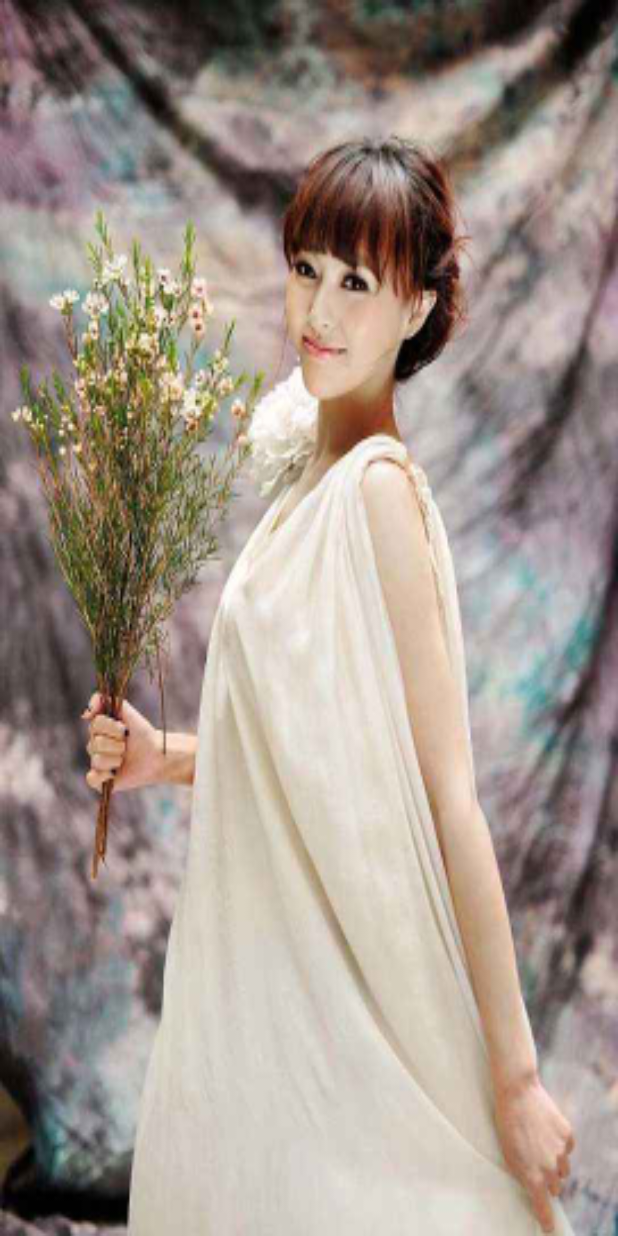
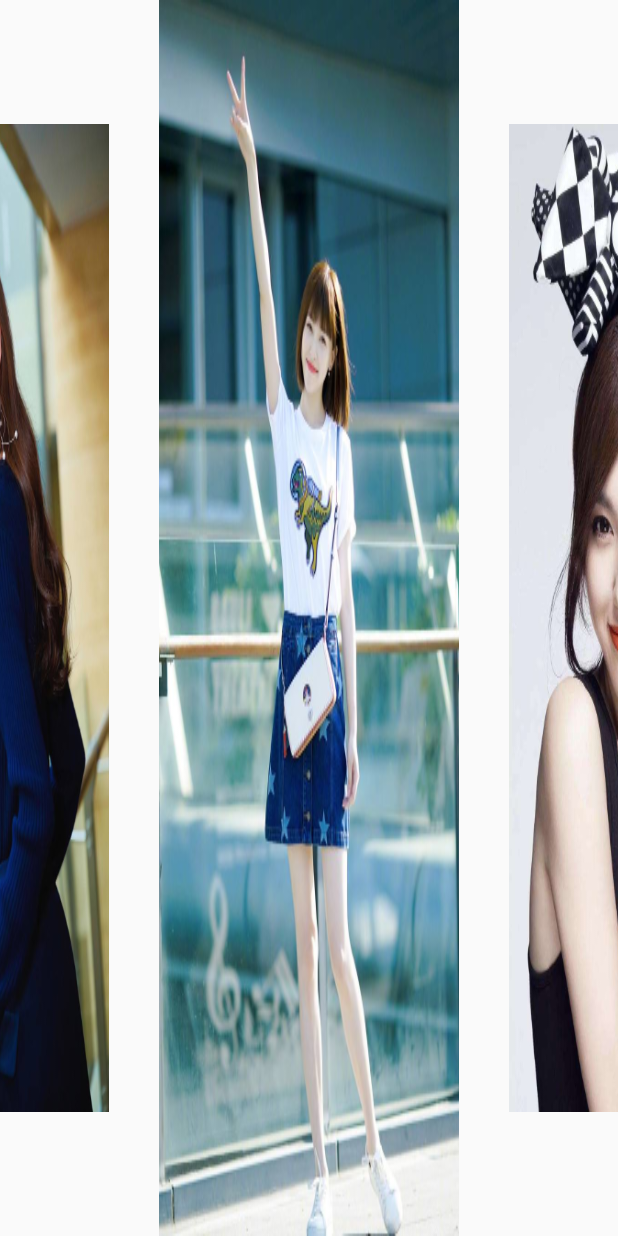
Before and after one commit to Blowing/ScanAll, an Android app: the TestActivity screen opened directly, with no data from a screen before it, on a phone screen of 412 x 824 dp. Run offline under Robolectric (Android 15) with nearby library versions, the phone set to English and light mode, and no system bars.

```diff
--- a/app/build.gradle
+++ b/app/build.gradle
@@ -40,4 +40,5 @@ dependencies {
     implementation project(':lib_carmer')
     //    implementation project(':lib_baidu')
     implementation 'com.android.support:design:28.0.0'
+    implementation 'com.github.bumptech.glide:glide:4.8.0'
 }
--- a/app/src/main/java/com/wujie/scanall/TestActivity.kt
+++ b/app/src/main/java/com/wujie/scanall/TestActivity.kt
@@ -1,7 +1,5 @@
 package com.wujie.scanall
 
-import android.animation.AnimatorSet
-import android.animation.ObjectAnimator
 import android.content.Context
 import android.os.Bundle
 import android.support.v4.view.PagerAdapter
@@ -9,11 +7,13 @@ import android.support.v4.view.ViewPager
 import android.support.v7.app.AppCompatActivity
 import android.view.View
 import android.view.ViewGroup
-import android.widget.AdapterView
 import android.widget.BaseAdapter
 import android.widget.Gallery
 import android.widget.ImageView
+import android.widget.RelativeLayout
 import com.wujie.scanall.view.ZoomPageTransformer
+
+
 
 
 class TestActivity : AppCompatActivity(), View.OnClickListener {
@@ -28,54 +28,60 @@ class TestActivity : AppCompatActivity(), View.OnClickListener {
         super.onCreate(savedInstanceState)
         setContentView(R.layout.activity_test)
         initViewPager()
+        mViewPager.currentItem = 2
 //        initView()
    }
 
-    private fun initView() {
-        gallery = findViewById(R.id.gallery)
-        mAdapter = ImageAdapter(this, imageIds)
-        gallery.adapter = mAdapter
-        var lastView: View? = null
+//    private fun initView() {
+//        gallery = findViewById(R.id.gallery)
+//        mAdapter = ImageAdapter(this, imageIds)
+//        gallery.adapter = mAdapter
+//        var lastView: View? = null
+//
+//        gallery.setCallbackDuringFling(false)//停止时返回位置
+//
+//
+//        gallery.onItemSelectedListener = object : AdapterView.OnItemSelectedListener {
+//            override fun onNothingSelected(parent: AdapterView<*>?) {
+//                TODO("not implemented") //To change body of created functions use File | Settings | File Templates.
+//            }
+//
+//            override fun onItemSelected(parent: AdapterView<*>?, view: View?, position: Int, id: Long) {
+//                if (lastPostion != position) {
+//                    view?.let {
+//                        val animator1 = ObjectAnimator.ofFloat(it, "scaleX", 0.8f, 1f)
+//                        val animator2 = ObjectAnimator.ofFloat(it, "scaleY", 0.8f, 1f)
+//                        val animatorSet = AnimatorSet()
+//                        animatorSet.play(animator1).with(animator2)
+//                        animatorSet.start()
+//                    }
+//                    lastView?.let {
+//                        val animator1 = ObjectAnimator.ofFloat(it, "scaleX", 1f, 0.8f)
+//                        val animator2 = ObjectAnimator.ofFloat(it, "scaleY", 1f, 0.8f)
+//                        val animatorSet = AnimatorSet()
+//                        animatorSet.play(animator1).with(animator2)
+//                        animatorSet.duration = 200
+//                        animatorSet.start()
+//                    }
+//                    lastView = view
+//                    lastPostion = position
+//                }
+//
+//            }
+//
+//        }
+//    }
 
-        gallery.setCallbackDuringFling(false)//停止时返回位置
-
-
-        gallery.onItemSelectedListener = object : AdapterView.OnItemSelectedListener {
-            override fun onNothingSelected(parent: AdapterView<*>?) {
-                TODO("not implemented") //To change body of created functions use File | Settings | File Templates.
-            }
-
-            override fun onItemSelected(parent: AdapterView<*>?, view: View?, position: Int, id: Long) {
-                if (lastPostion != position) {
-                    view?.let {
-                        val animator1 = ObjectAnimator.ofFloat(it, "scaleX", 0.8f, 1f)
-                        val animator2 = ObjectAnimator.ofFloat(it, "scaleY", 0.8f, 1f)
-                        val animatorSet = AnimatorSet()
-                        animatorSet.play(animator1).with(animator2)
-                        animatorSet.start()
-                    }
-                    lastView?.let {
-                        val animator1 = ObjectAnimator.ofFloat(it, "scaleX", 1f, 0.8f)
-                        val animator2 = ObjectAnimator.ofFloat(it, "scaleY", 1f, 0.8f)
-                        val animatorSet = AnimatorSet()
-                        animatorSet.play(animator1).with(animator2)
-                        animatorSet.duration = 200
-                        animatorSet.start()
-                    }
-                    lastView = view
-                    lastPostion = position
-                }
-
-            }
-
-        }
-    }
 
     private fun initViewPager() {
         mViewPager = findViewById(R.id.viewpager)
-        mViewPager.pageMargin = 40
+//        val layoutParams = mViewPager.layoutParams
+//        layoutParams.width = (mViewPager.context as Activity).windowManager.defaultDisplay.width / 21 * 10
+        mViewPager.pageMargin = 20
+        mViewPager.offscreenPageLimit = 3
         mViewPager.adapter = ViewPagerAdaper(this, imageIds)
         mViewPager.setPageTransformer(true, ZoomPageTransformer())
+        findViewById<RelativeLayout>(R.id.viewPager_layout).setOnTouchListener { _, event -> mViewPager.dispatchTouchEvent(event) }
     }
 
 
@@ -99,12 +105,17 @@ class TestActivity : AppCompatActivity(), View.OnClickListener {
         }
 
         override fun instantiateItem(container: ViewGroup, position: Int): Any {
-            var imageView = ImageView(mContext)
-            imageView.scaleType = ImageView.ScaleType.FIT_XY
+            val convertView = layoutInflater.inflate(R.layout.item_gallery, null)
+            val imageView = convertView.findViewById<ImageView>(R.id.picture_iv)
             imageView.setImageResource(imageIds[position])
-            container.addView(imageView)
-            return imageView
+            container.addView(convertView)
+            return convertView
         }
+
+//        override fun getPageWidth(position: Int): Float {
+//            return 0.8f
+//        }
+
     }
 
     inner class ImageAdapter(val mContext: Context, val images: Array<Int>) : BaseAdapter() {
--- a/app/src/main/java/com/wujie/scanall/bean/BaiduResult.kt
+++ b/app/src/main/java/com/wujie/scanall/model/bean/BaiduResult.kt
@@ -1,4 +1,4 @@
-package com.wujie.scanall.bean
+package com.wujie.scanall.model.bean
 
 /**
  * Created by wujie
--- a/app/src/main/java/com/wujie/scanall/bean/QcodeMessage.kt
+++ b/app/src/main/java/com/wujie/scanall/model/bean/QcodeMessage.kt
@@ -1,4 +1,4 @@
-package com.wujie.scanall.bean
+package com.wujie.scanall.model.bean
 
 /**
  * Created by wujie
--- a/app/src/main/java/com/wujie/scanall/result/ShowResutlActivity.kt
+++ b/app/src/main/java/com/wujie/scanall/result/ShowResutlActivity.kt
@@ -7,7 +7,7 @@ import android.support.v7.app.AppCompatActivity
 import android.util.Log
 import android.widget.TextView
 import com.wujie.scanall.R
-import com.wujie.scanall.bean.QrMessage
+import com.wujie.scanall.model.bean.QrMessage
 
 import com.wujie.scanall.lib_http.HttpUtil
 import com.wujie.scanall.lib_http.handler.HttpReponseHandler
--- a/app/src/main/java/com/wujie/scanall/view/ZoomPageTransformer.kt
+++ b/app/src/main/java/com/wujie/scanall/view/ZoomPageTransformer.kt
@@ -1,6 +1,7 @@
 package com.wujie.scanall.view
 
 import android.support.v4.view.ViewPager
+import android.util.Log
 import android.view.View
 
 /**
@@ -14,23 +15,37 @@ class ZoomPageTransformer: ViewPager.PageTransformer {
 
 
     override fun transformPage(p0: View, p1: Float) {
-        if (p1 <= 1) {
+        Log.i("wuwu", p0.toString() + p1)
 
-            val scaleFactor = MIN_SCALE + (1 - Math.abs(p1)) * (MAX_SCALE - MIN_SCALE)
+        var p = p1
+        if (p1 < -1) {
+            p = -1f
+        }
+        if (p1 > 1f) {
+            p = 1f
+        }
 
-            p0.scaleX = scaleFactor
+        val scale = MIN_SCALE  + (1 - Math.abs(p)) * (MAX_SCALE - MIN_SCALE)
+        p0.scaleX = scale
+        p0.scaleY = scale
 
-            if (p1 > 0) {
-                p0.translationX = -scaleFactor * 2
-            } else if (p1 < 0) {
-                p0.translationX = scaleFactor * 2
-            }
-            p0.scaleY = scaleFactor
-        } else {
-
-            p0.scaleX = MIN_SCALE
-            p0.scaleY = MIN_SCALE
-        }
+//        if (p1 <= 1) {
+//
+//            val scaleFactor = MIN_SCALE + (1 - Math.abs(p1)) * (MAX_SCALE - MIN_SCALE)
+//
+//            p0.scaleX = scaleFactor
+//
+//            if (p1 > 0) {
+//                p0.translationX = -scaleFactor
+//            } else if (p1 < 0) {
+//                p0.translationX = scaleFactor
+//            }
+//            p0.scaleY = scaleFactor
+//        } else {
+//
+//            p0.scaleX = MIN_SCALE
+//            p0.scaleY = MIN_SCALE
+//        }
 
     }
 }
--- a/app/src/main/res/layout/activity_test.xml
+++ b/app/src/main/res/layout/activity_test.xml
@@ -2,24 +2,27 @@
 <RelativeLayout xmlns:android="http://schemas.android.com/apk/res/android"
     xmlns:app="http://schemas.android.com/apk/res-auto"
     xmlns:tools="http://schemas.android.com/tools"
+    android:id="@+id/viewPager_layout"
     android:layout_width="match_parent"
     android:layout_height="match_parent"
-    android:clipChildren="true"
+    android:clipChildren="false"
+    android:layerType="software"
     tools:context=".TestActivity">
 
-    <Gallery
-        android:id="@+id/gallery"
-        android:layout_width="match_parent"
-        android:layout_height="match_parent"
-        android:animationDuration="2000"
-        android:spacing="10dp">
-    </Gallery>
+    <!--<Gallery-->
+        <!--android:id="@+id/gallery"-->
+        <!--android:layout_width="match_parent"-->
+        <!--android:layout_height="match_parent"-->
+        <!--android:animationDuration="2000"-->
+        <!--android:spacing="10dp">-->
+    <!--</Gallery>-->
 
     <android.support.v4.view.ViewPager
         android:id="@+id/viewpager"
-        android:layout_width="match_parent"
-        android:layout_height="match_parent"
-        android:clipChildren="true"
+        android:layout_width="200dp"
+        android:layout_height="wrap_content"
+        android:layout_centerInParent="true"
+        android:clipChildren="false"
         />
 
 </RelativeLayout>
--- /dev/null
+++ b/app/src/main/res/layout/item_gallery.xml
@@ -0,0 +1,14 @@
+<?xml version="1.0" encoding="utf-8"?>
+<LinearLayout xmlns:android="http://schemas.android.com/apk/res/android"
+    android:layout_width="match_parent"
+    android:layout_height="match_parent">
+
+    <ImageView
+        android:id="@+id/picture_iv"
+        android:layout_width="match_parent"
+        android:layout_height="match_parent"
+        android:scaleType="fitXY"
+        android:src="@mipmap/pc1"
+
+        />
+</LinearLayout>
```
Also changed, not shown: app/src/main/java/com/wujie/scanall/model/adapter/PicturePageAdapter.kt (added, +50 -0 lines), app/src/main/java/com/wujie/scanall/picture/PictureScanActivity.kt (+51 -6 lines), app/src/main/java/com/wujie/scanall/view/GlideCircleTransform.java (added, +79 -0 lines), app/src/main/res/layout/activity_picture_scan.xml (+24 -0 lines), app/src/main/res/mipmap-xhdpi/common_background_card.png (added).
